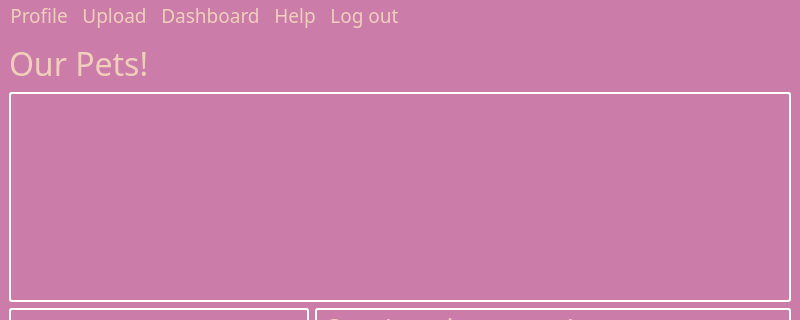
Before: the Qt Designer form breadnbutter/gui/shelterprofile.ui in jacksodl23/cs-205-pet-adoption, drawn with Qt 5; both pictures show x 0 to 800 and y 0 to 320 of the 800 by 600 pixel window.
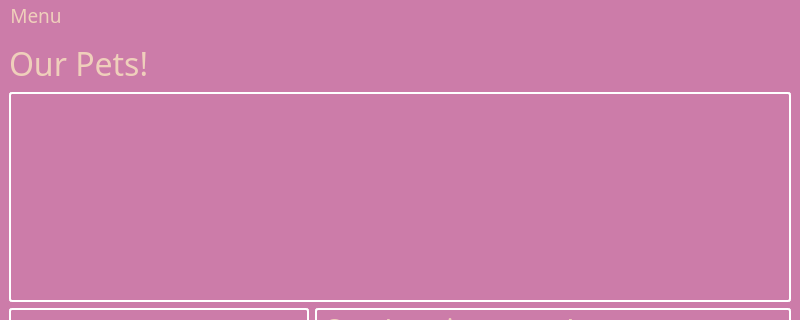
After: the same form once the commit is applied.

Commit message: reoganized menus

Diff of the .ui file:
```diff
--- a/breadnbutter/gui/shelterprofile.ui
+++ b/breadnbutter/gui/shelterprofile.ui
@@ -574,36 +574,14 @@
    </property>
    <widget class="QMenu" name="menuProfile">
     <property name="title">
-     <string>Profile</string>
+     <string>Menu</string>
     </property>
     <addaction name="actionUpload"/>
     <addaction name="actionLog_out"/>
-   </widget>
-   <widget class="QMenu" name="menuUpload">
-    <property name="title">
-     <string>Upload</string>
-    </property>
-   </widget>
-   <widget class="QMenu" name="menuDashboard">
-    <property name="title">
-     <string>Dashboard</string>
-    </property>
-   </widget>
-   <widget class="QMenu" name="menuHelp">
-    <property name="title">
-     <string>Help</string>
-    </property>
-   </widget>
-   <widget class="QMenu" name="menuLog_out">
-    <property name="title">
-     <string>Log out</string>
-    </property>
+    <addaction name="actionHelp"/>
+    <addaction name="actionLog_out_2"/>
    </widget>
    <addaction name="menuProfile"/>
-   <addaction name="menuUpload"/>
-   <addaction name="menuDashboard"/>
-   <addaction name="menuHelp"/>
-   <addaction name="menuLog_out"/>
   </widget>
   <widget class="QStatusBar" name="statusbar"/>
   <action name="actionUpload">
```
Left out of the diff: 12 changed lines with no effect on the pictures. The commit also changes 5 other files.
